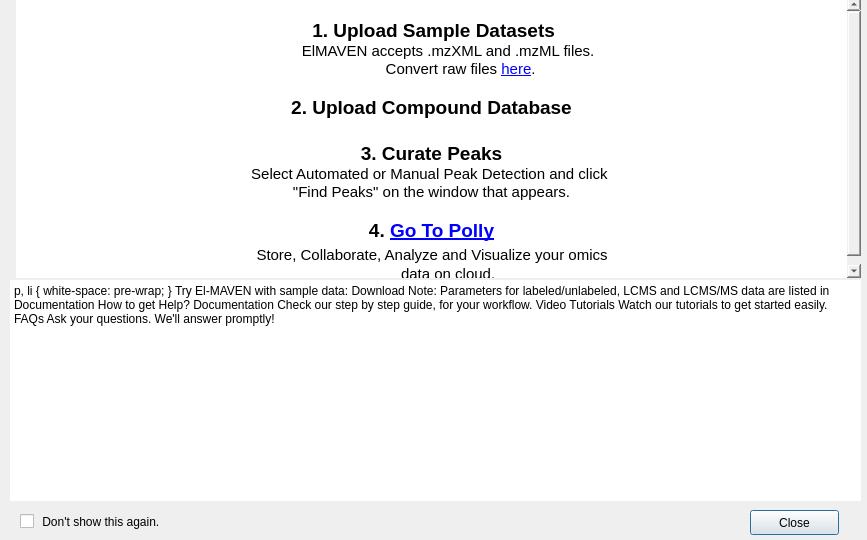
Before: the Qt Designer form src/gui/mzroll/forms/gettingstarted.ui in ElucidataInc/ElMaven, drawn with Qt 5.
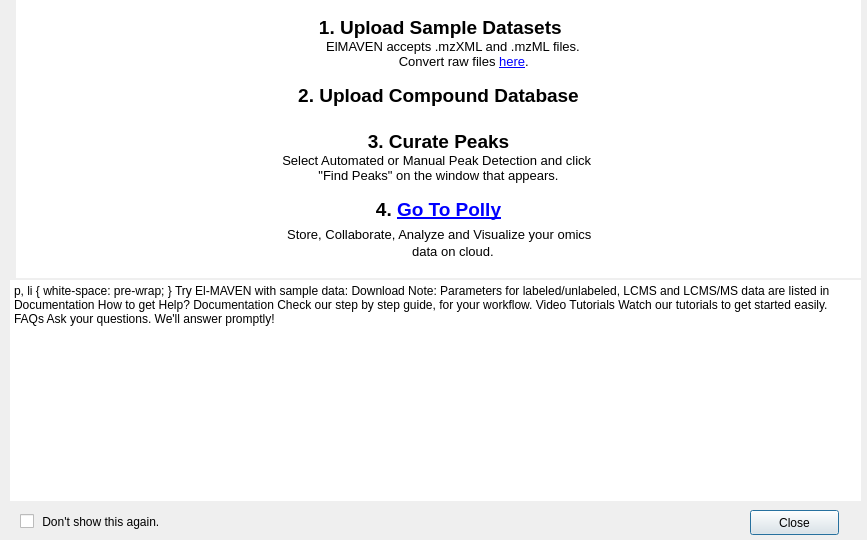
After: the same form once the commit is applied. Icons and pictures are not drawn.

Commit message: [UI] Reduce font size

What changed in the file:
```diff
--- a/src/gui/mzroll/forms/gettingstarted.ui
+++ b/src/gui/mzroll/forms/gettingstarted.ui
@@ -76,7 +76,7 @@
          <string>&lt;!DOCTYPE HTML PUBLIC &quot;-//W3C//DTD HTML 4.0//EN&quot; &quot;http://www.w3.org/TR/REC-html40/strict.dtd&quot;&gt;
 &lt;html&gt;&lt;head&gt;&lt;meta name=&quot;qrichtext&quot; content=&quot;1&quot; /&gt;&lt;style type=&quot;text/css&quot;&gt;
 p, li { white-space: pre-wrap; }
-&lt;/style&gt;&lt;/head&gt;&lt;body style=&quot; font-family:'Ubuntu'; font-size:11pt; font-weight:400; font-style:normal;&quot;&gt;
+&lt;/style&gt;&lt;/head&gt;&lt;body style=&quot; font-family:'Ubuntu'; font-size:10pt; font-weight:400; font-style:normal;&quot;&gt;
 &lt;p align=&quot;center&quot; style=&quot; margin-top:0px; margin-bottom:0px; margin-left:0px; margin-right:0px; -qt-block-indent:0; text-indent:0px;&quot;&gt;   &lt;/p&gt;
 &lt;p align=&quot;center&quot; style=&quot; margin-top:0px; margin-bottom:0px; margin-left:0px; margin-right:0px; -qt-block-indent:0; text-indent:0px;&quot;&gt; &lt;span style=&quot; font-size:14pt; font-weight:600;&quot;&gt;1. Upload Sample Datasets&lt;/span&gt;&lt;/p&gt;
 &lt;p align=&quot;center&quot; style=&quot; margin-top:0px; margin-bottom:0px; margin-left:0px; margin-right:0px; -qt-block-indent:0; text-indent:0px;&quot;&gt;         ElMAVEN accepts .mzXML and .mzML files. &lt;/p&gt;
```
Left out of the diff: 2 changed lines with no effect on the pictures.
